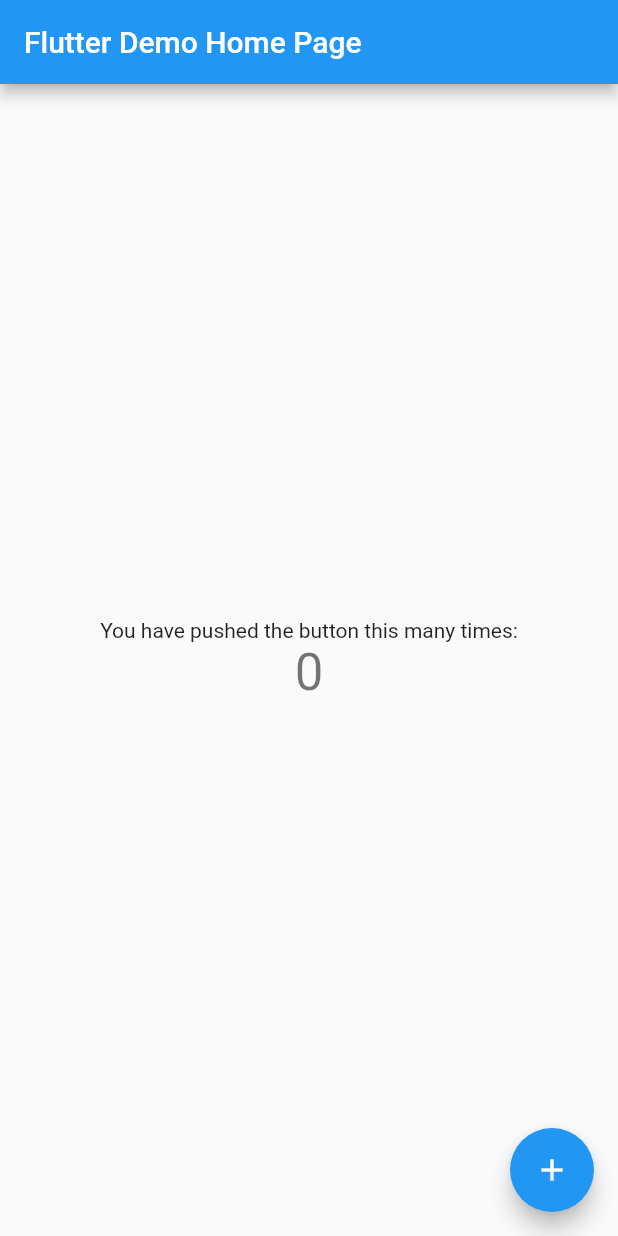
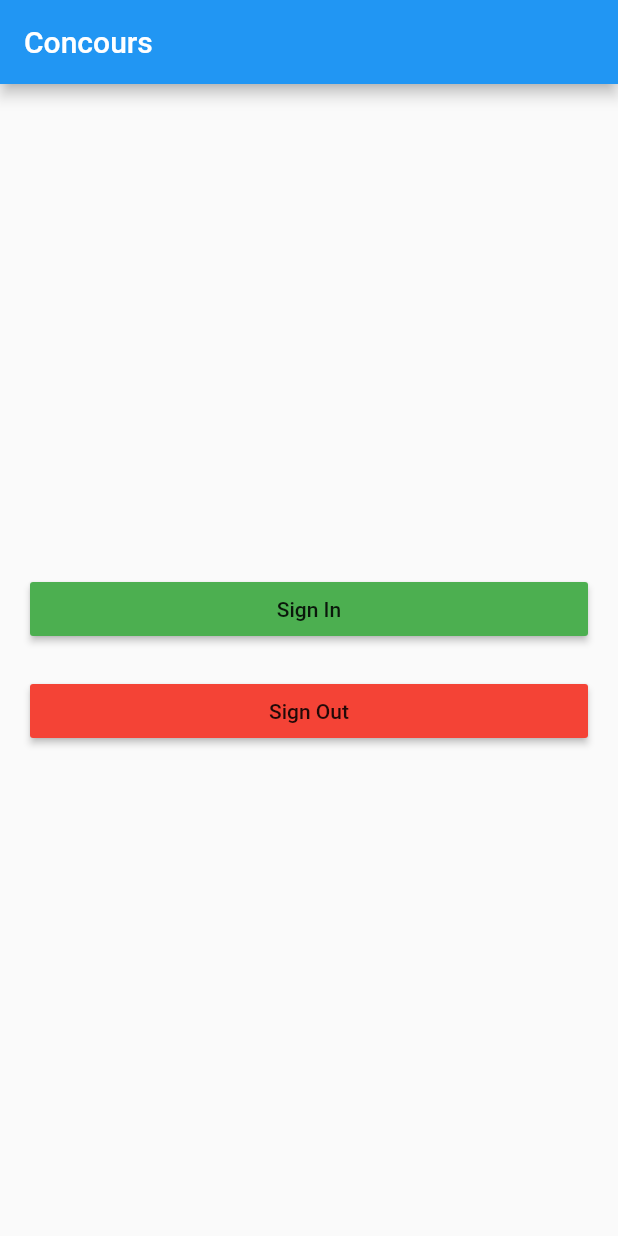
Before and after one commit to ronak197/Concours, a Flutter app: the screen it shows after launch, on a phone screen of 412 x 824 dp. Run offline on Flutter 3.47's test engine with Material 2 defaults, Android fonts, the phone set to English and light mode, and no system bars; our stand-ins replace firebase_auth, google_sign_in; accounts and stored records are empty.

Commit message:
Successfull Google Sign In/Out

```diff
--- a/lib/main.dart
+++ b/lib/main.dart
@@ -1,4 +1,7 @@
 import 'package:flutter/material.dart';
+import 'dart:async';
+import 'package:firebase_auth/firebase_auth.dart';
+import 'package:google_sign_in/google_sign_in.dart';
 
 void main() => runApp(new MyApp());
 
@@ -19,91 +22,64 @@ class MyApp extends StatelessWidget {
         // counter didn't reset back to zero; the application is not restarted.
         primarySwatch: Colors.blue,
       ),
-      home: new MyHomePage(title: 'Flutter Demo Home Page'),
+      home: new MyHomePage(),
     );
   }
 }
 
-class MyHomePage extends StatefulWidget {
-  MyHomePage({Key key, this.title}) : super(key: key);
+class MyHomePage extends StatelessWidget {
 
-  // This widget is the home page of your application. It is stateful, meaning
-  // that it has a State object (defined below) that contains fields that affect
-  // how it looks.
+  final FirebaseAuth _auth = FirebaseAuth.instance;
+  final GoogleSignIn googleSignIn = new GoogleSignIn();
 
-  // This class is the configuration for the state. It holds the values (in this
-  // case the title) provided by the parent (in this case the App widget) and
-  // used by the build method of the State. Fields in a Widget subclass are
-  // always marked "final".
+  Future<FirebaseUser> _signIn() async {
+    GoogleSignInAccount googleSignInAccount = await googleSignIn.signIn();
+    GoogleSignInAuthentication gSA = await googleSignInAccount.authentication;
 
-  final String title;
+    FirebaseUser user = await _auth.signInWithGoogle(
+      idToken: gSA.idToken,
+      accessToken: gSA.accessToken
+    );
 
-  @override
-  _MyHomePageState createState() => new _MyHomePageState();
-}
+    print("User Name: ${user.displayName}");
+    return user;
+  }
 
-class _MyHomePageState extends State<MyHomePage> {
-  int _counter = 0;
-
-  void _incrementCounter() {
-    setState(() {
-      // This call to setState tells the Flutter framework that something has
-      // changed in this State, which causes it to rerun the build method below
-      // so that the display can reflect the updated values. If we changed
-      // _counter without calling setState(), then the build method would not be
-      // called again, and so nothing would appear to happen.
-      _counter++;
-    });
+  void _signOut() {
+    googleSignIn.signOut();
+    print("User Sign Out");
   }
 
   @override
   Widget build(BuildContext context) {
-    // This method is rerun every time setState is called, for instance as done
-    // by the _incrementCounter method above.
-    //
-    // The Flutter framework has been optimized to make rerunning build methods
-    // fast, so that you can just rebuild anything that needs updating rather
-    // than having to individually change instances of widgets.
-    return new Scaffold(
-      appBar: new AppBar(
-        // Here we take the value from the MyHomePage object that was created by
-        // the App.build method, and use it to set our appbar title.
-        title: new Text(widget.title),
+    return Scaffold(
+      appBar: AppBar(
+        title: Text("Concours")
       ),
-      body: new Center(
-        // Center is a layout widget. It takes a single child and positions it
-        // in the middle of the parent.
-        child: new Column(
-          // Column is also layout widget. It takes a list of children and
-          // arranges them vertically. By default, it sizes itself to fit its
-          // children horizontally, and tries to be as tall as its parent.
-          //
-          // Invoke "debug paint" (press "p" in the console where you ran
-          // "flutter run", or select "Toggle Debug Paint" from the Flutter tool
-          // window in IntelliJ) to see the wireframe for each widget.
-          //
-          // Column has various properties to control how it sizes itself and
-          // how it positions its children. Here we use mainAxisAlignment to
-          // center the children vertically; the main axis here is the vertical
-          // axis because Columns are vertical (the cross axis would be
-          // horizontal).
+      body: Padding(
+        padding: EdgeInsets.all(20.0),
+        child: Column(
           mainAxisAlignment: MainAxisAlignment.center,
+          crossAxisAlignment: CrossAxisAlignment.stretch,
           children: <Widget>[
-            new Text(
-              'You have pushed the button this many times:',
+            RaisedButton(
+              onPressed: () => _signIn()
+                .then((FirebaseUser user) => print(user))
+                .catchError((e) => print(e)),
+              child: Text("Sign In"),
+              color: Colors.green
             ),
-            new Text(
-              '$_counter',
-              style: Theme.of(context).textTheme.display1,
+            Padding(
+              padding: const EdgeInsets.all(10.0)
             ),
-          ],
-        ),
-      ),
-      floatingActionButton: new FloatingActionButton(
-        onPressed: _incrementCounter,
-        tooltip: 'Increment',
-        child: new Icon(Icons.add),
-      ), // This trailing comma makes auto-formatting nicer for build methods.
+            RaisedButton(
+              onPressed: () => _signOut(),
+              child: Text("Sign Out"),
+              color: Colors.red
+            )
+          ]
+        )
+      )
     );
   }
 }
--- a/pubspec.yaml
+++ b/pubspec.yaml
@@ -19,6 +19,8 @@ dependencies:
   # The following adds the Cupertino Icons font to your application.
   # Use with the CupertinoIcons class for iOS style icons.
   cupertino_icons: ^0.1.2
+  firebase_auth:
+  google_sign_in:
 
 dev_dependencies:
   flutter_test:
```
